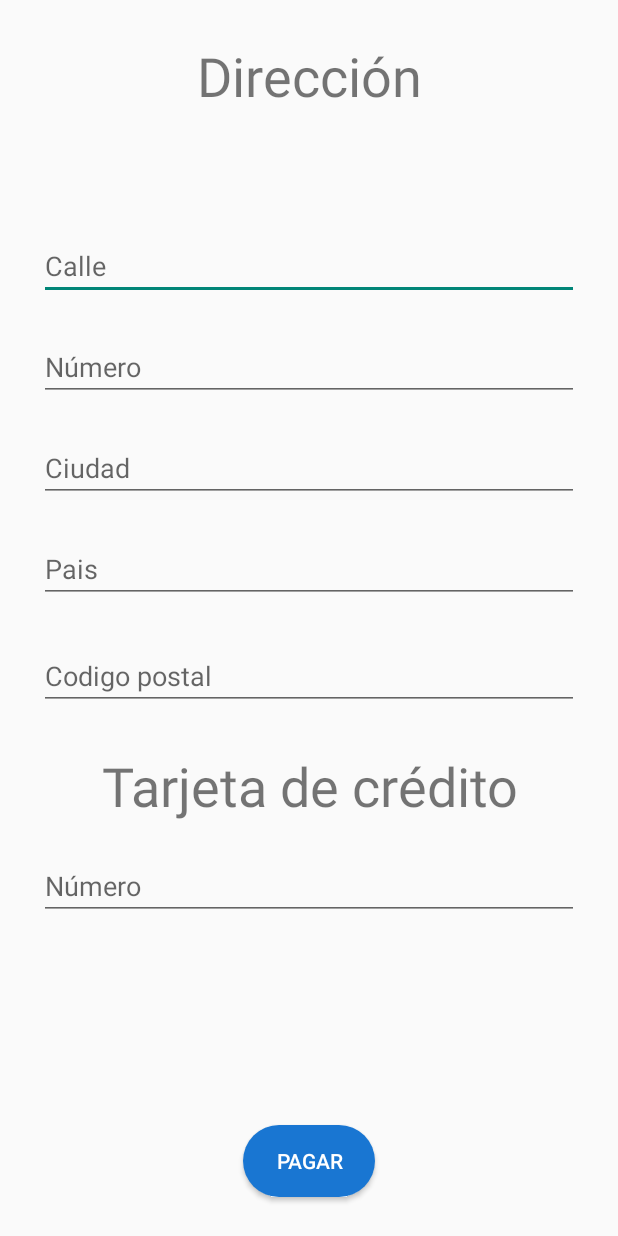
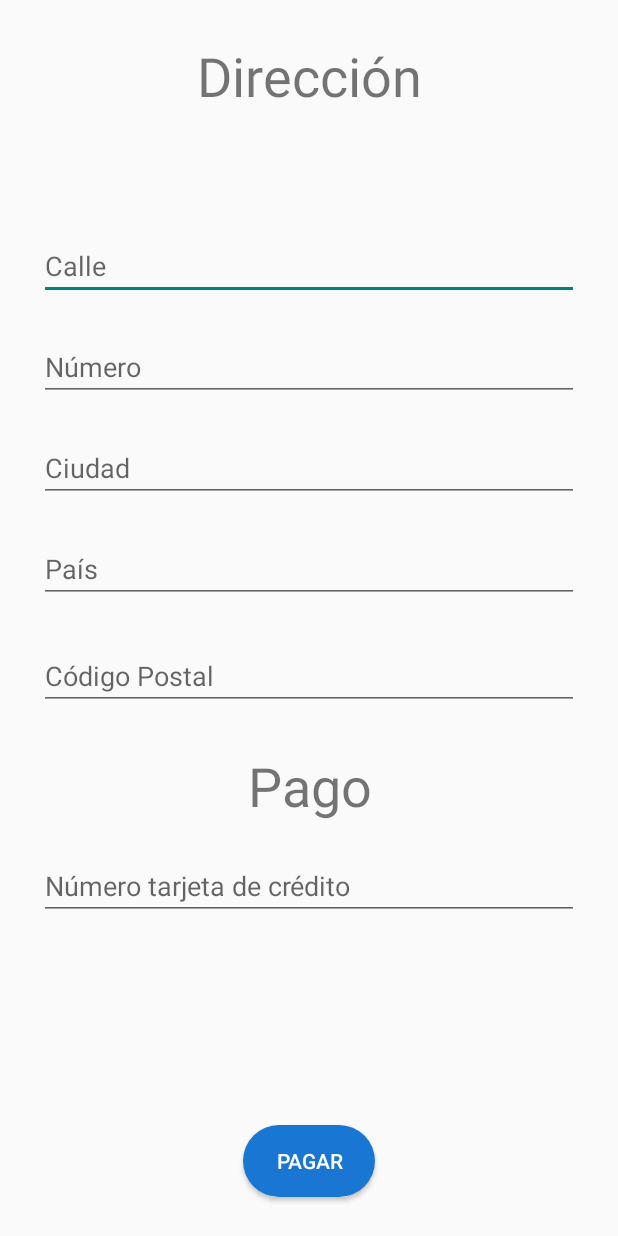
Before and after one commit to manoloGL37/proyecto_dam, an Android app: the layout activity_direccion_y_pago.xml on its own in the app's theme, with its tools: preview values and no code run, on a phone screen of 412 x 824 dp. Run offline under Robolectric (Android 15) with nearby library versions, the phone set to English and light mode, and no system bars.

Commit message:
activida pago y direccion

```diff
--- a/app/src/main/java/com/example/proyectodammanuelgongora/Compra/CarritoActivity.java
+++ b/app/src/main/java/com/example/proyectodammanuelgongora/Compra/CarritoActivity.java
@@ -87,7 +87,11 @@ public class CarritoActivity extends AppCompatActivity {
         btnComprar.setOnClickListener(new View.OnClickListener() {
             @Override
             public void onClick(View v) {
-                // TODO:
+                if (carrito.size() > 0) {
+                    Intent intent = new Intent(getApplicationContext(), DireccionYPagoActivity.class);
+                    intent.putExtra("idUsuarioLog", idUser);
+                    startActivity(intent);
+                }
             }
         });
 
--- a/app/src/main/res/layout/activity_direccion_y_pago.xml
+++ b/app/src/main/res/layout/activity_direccion_y_pago.xml
@@ -12,28 +12,28 @@
         android:layout_width="match_parent"
         android:layout_height="wrap_content"
         android:layout_marginTop="26dp"
-        android:text="Dirección"
+        android:text="@string/titulo_direccion"
         android:textAlignment="center"
         android:textSize="36dp"
         app:layout_constraintTop_toTopOf="parent"
         tools:layout_editor_absoluteX="66dp" />
 
     <EditText
-        android:id="@+id/editTextTextPersonName"
+        android:id="@+id/eti_calle_pago"
         android:layout_width="match_parent"
         android:layout_height="wrap_content"
         android:layout_marginTop="80dp"
         android:layout_marginRight="26dp"
         android:layout_marginLeft="26dp"
         android:ems="10"
-        android:hint="Calle"
+        android:hint="@string/eti_calle_pago"
         android:inputType="textPersonName"
         app:layout_constraintEnd_toEndOf="parent"
         app:layout_constraintStart_toStartOf="parent"
         app:layout_constraintTop_toBottomOf="@+id/textView9" />
 
     <EditText
-        android:id="@+id/editTextTextPersonName2"
+        android:id="@+id/eti_num_pago"
         android:layout_width="match_parent"
         android:layout_height="wrap_content"
         android:layout_marginTop="22dp"
@@ -41,13 +41,13 @@
         android:inputType="textPersonName"
         android:layout_marginRight="26dp"
         android:layout_marginLeft="26dp"
-        android:hint="Número"
+        android:hint="@string/eti_num_pago"
         app:layout_constraintEnd_toEndOf="parent"
         app:layout_constraintStart_toStartOf="parent"
-        app:layout_constraintTop_toBottomOf="@+id/editTextTextPersonName" />
+        app:layout_constraintTop_toBottomOf="@+id/eti_calle_pago" />
 
     <EditText
-        android:id="@+id/editTextTextPersonName3"
+        android:id="@+id/eti_ciudad_pago"
         android:layout_width="match_parent"
         android:layout_height="wrap_content"
         android:layout_marginTop="22dp"
@@ -55,13 +55,13 @@
         android:inputType="textPersonName"
         android:layout_marginRight="26dp"
         android:layout_marginLeft="26dp"
-        android:hint="Ciudad"
+        android:hint="@string/eti_ciudad_pago"
         app:layout_constraintEnd_toEndOf="parent"
         app:layout_constraintStart_toStartOf="parent"
-        app:layout_constraintTop_toBottomOf="@+id/editTextTextPersonName2" />
+        app:layout_constraintTop_toBottomOf="@+id/eti_num_pago" />
 
     <EditText
-        android:id="@+id/editTextTextPersonName4"
+        android:id="@+id/eti_pais_pago"
         android:layout_width="match_parent"
         android:layout_height="wrap_content"
         android:layout_marginTop="22dp"
@@ -69,13 +69,13 @@
         android:inputType="textPersonName"
         android:layout_marginRight="26dp"
         android:layout_marginLeft="26dp"
-        android:hint="Pais"
+        android:hint="@string/eti_pais_pago"
         app:layout_constraintEnd_toEndOf="parent"
         app:layout_constraintStart_toStartOf="parent"
-        app:layout_constraintTop_toBottomOf="@+id/editTextTextPersonName3" />
+        app:layout_constraintTop_toBottomOf="@+id/eti_ciudad_pago" />
 
     <EditText
-        android:id="@+id/editTextTextPersonName5"
+        android:id="@+id/eti_cp_pago"
         android:layout_width="match_parent"
         android:layout_height="wrap_content"
         android:layout_marginTop="26dp"
@@ -83,32 +83,32 @@
         android:inputType="textPersonName"
         android:layout_marginRight="26dp"
         android:layout_marginLeft="26dp"
-        android:hint="Codigo postal"
+        android:hint="@string/eti_cp_pago"
         app:layout_constraintEnd_toEndOf="parent"
         app:layout_constraintStart_toStartOf="parent"
-        app:layout_constraintTop_toBottomOf="@+id/editTextTextPersonName4" />
+        app:layout_constraintTop_toBottomOf="@+id/eti_pais_pago" />
 
     <TextView
         android:id="@+id/textView11"
         android:layout_width="match_parent"
         android:layout_height="wrap_content"
         android:layout_marginTop="26dp"
-        android:text="Tarjeta de crédito"
+        android:text="@string/titulo_pago"
         android:textAlignment="center"
         android:textSize="36dp"
         app:layout_constraintEnd_toEndOf="parent"
         app:layout_constraintStart_toStartOf="parent"
-        app:layout_constraintTop_toBottomOf="@+id/editTextTextPersonName5" />
+        app:layout_constraintTop_toBottomOf="@+id/eti_cp_pago" />
 
     <EditText
-        android:id="@+id/editTextTextPersonName6"
+        android:id="@+id/eti_tarjeta_pago"
         android:layout_width="match_parent"
         android:layout_height="wrap_content"
         android:layout_marginLeft="26dp"
         android:layout_marginTop="20dp"
         android:layout_marginRight="26dp"
         android:ems="10"
-        android:hint="Número"
+        android:hint="@string/eti_tarjeta_pago"
         android:inputType="textPersonName"
         app:layout_constraintEnd_toEndOf="parent"
         app:layout_constraintHorizontal_bias="0.49"
@@ -116,13 +116,21 @@
         app:layout_constraintTop_toBottomOf="@+id/textView11" />
 
     <Button
+        android:id="@+id/btn_pagar"
         android:layout_width="wrap_content"
         android:layout_height="wrap_content"
         android:layout_marginBottom="26dp"
-        android:text="PAGAR"
+        android:text="@string/btn_pagar"
         android:textColor="@color/white"
         android:background="@drawable/btn_design"
         app:layout_constraintBottom_toBottomOf="parent"
         app:layout_constraintEnd_toEndOf="parent"
         app:layout_constraintStart_toStartOf="parent" />
+
+    <com.airbnb.lottie.LottieAnimationView
+        android:id="@+id/compra_hecha"
+        android:layout_width="match_parent"
+        android:layout_height="match_parent"
+        app:layout_constraintEnd_toEndOf="parent"
+        app:layout_constraintStart_toStartOf="parent" />
 </androidx.constraintlayout.widget.ConstraintLayout>
--- a/app/src/main/res/values/strings.xml
+++ b/app/src/main/res/values/strings.xml
@@ -76,4 +76,14 @@
     <string name="precio_prod">Precio</string>
     <string name="btn_guardar_prod">Guardar</string>
 
+    <!-- activity_direccion_y_pago -->
+    <string name="titulo_direccion">Dirección</string>
+    <string name="titulo_pago">Pago</string>
+    <string name="eti_calle_pago">Calle</string>
+    <string name="eti_num_pago">Número</string>
+    <string name="eti_ciudad_pago">Ciudad</string>
+    <string name="eti_pais_pago">País</string>
+    <string name="eti_cp_pago">Código Postal</string>
+    <string name="eti_tarjeta_pago">Número tarjeta de crédito</string>
+    <string name="btn_pagar">PAGAR</string>
 </resources>
```
Also changed, not shown: app/src/main/AndroidManifest.xml (+7 -7 lines), app/src/main/java/com/example/proyectodammanuelgongora/Compra/DireccionYPagoActivity.java (+105 -0 lines), app/src/main/java/com/example/proyectodammanuelgongora/Database/DataBase.java (+73 -0 lines), app/src/main/java/com/example/proyectodammanuelgongora/Modelos/Direccion.java (added, +116 -0 lines), app/src/main/res/raw/compra_hecha.json (added, +1 -0 lines).
